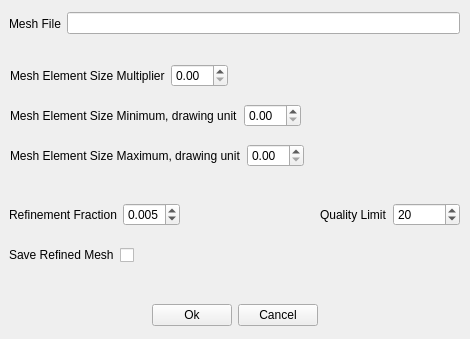
Before: the Qt Designer form src/OpenParEMg/MeshOptions.ui in OpenParEM/OpenParEM, drawn with Qt 5.
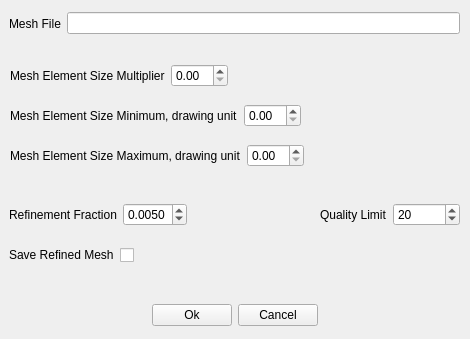
After: the same form once the commit is applied.

Commit message: added signal blocking in setting data in the mesh options form

Diff of the .ui file:
```diff
--- a/src/OpenParEMg/MeshOptions.ui
+++ b/src/OpenParEMg/MeshOptions.ui
@@ -234,7 +234,7 @@
     <item alignment="Qt::AlignmentFlag::AlignVCenter">
      <widget class="QDoubleSpinBox" name="meshRefinementFraction">
       <property name="decimals">
-       <number>3</number>
+       <number>4</number>
       </property>
       <property name="minimum">
        <double>0.001000000000000</double>
```
The commit also changes 3 other files.
